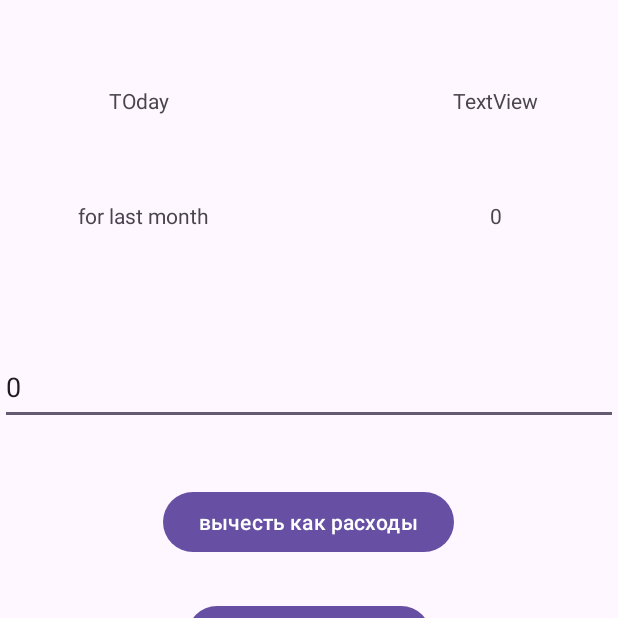
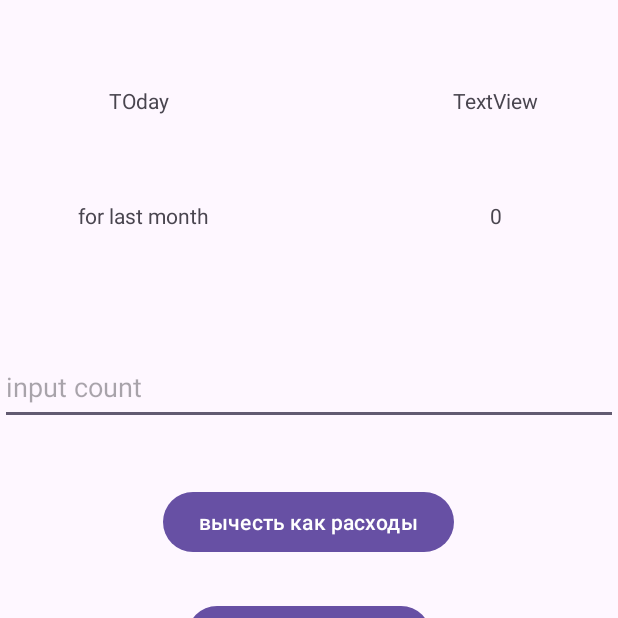
Before and after one commit to Sutemi67/Kotlin_MoneyEverydayXML_app, an Android app: the screen it shows after launch (MainActivity), after a tap on "вычесть как расходы", on a phone screen of 412 x 824 dp, the top half of it. Run offline under Robolectric (Android 15) with nearby library versions, the phone set to English and light mode, and no system bars; 2 statements that could not run were skipped.

Commit message:
working date

```diff
--- a/app/build.gradle.kts
+++ b/app/build.gradle.kts
@@ -47,6 +47,7 @@ dependencies {
     implementation(libs.androidx.constraintlayout)
     implementation(libs.androidx.navigation.fragment.ktx)
     implementation(libs.androidx.navigation.ui.ktx)
+    implementation(libs.protolite.well.known.types)
     testImplementation(libs.junit)
     androidTestImplementation(libs.androidx.junit)
     androidTestImplementation(libs.androidx.espresso.core)
--- a/app/src/main/java/com/example/moneyeverydayxml/MainActivity.kt
+++ b/app/src/main/java/com/example/moneyeverydayxml/MainActivity.kt
@@ -1,11 +1,15 @@
 package com.example.moneyeverydayxml
 
 import android.content.Intent
+import android.icu.text.SimpleDateFormat
+import android.icu.util.Calendar
+import android.os.Build
 import android.os.Bundle
 import android.widget.Button
 import android.widget.EditText
 import android.widget.TextView
 import androidx.activity.enableEdgeToEdge
+import androidx.annotation.RequiresApi
 import androidx.appcompat.app.AppCompatActivity
 import androidx.core.view.ViewCompat
 import androidx.core.view.WindowInsetsCompat
@@ -13,13 +17,18 @@ import com.example.moneyeverydayxml.history.HistoryActivity
 import com.example.moneyeverydayxml.history.Savings
 import com.example.moneyeverydayxml.history.readSavingsBySharedPref
 import com.example.moneyeverydayxml.history.saveSavingsBySharedPref
+import com.google.type.Date
+import java.time.LocalTime
+import java.time.format.DateTimeFormatter
 
 const val MONTH_SUMMARY_PREF_KEY = "month_summ_key"
 const val SAVINGS_CLASS_SAVE_KEY = "savings_save_key"
 var lastInput: Int = 0
+var savings = Savings()
 
-//var date:Date = TODO()
-var savings = Savings()
+//val current = Calendar.getInstance().timeInMillis
+//val formatter = SimpleDateFormat("dd MMMM yyyy")
+//val daysPass = ((current - setDateOfClear.value) / (1000 * 60 * 60 * 24)) + 1
 
 class MainActivity : AppCompatActivity() {
 
@@ -57,9 +66,7 @@ class MainActivity : AppCompatActivity() {
             monthSummary.text = sumCalculate.toString()
             lastInput = inputToInt
             savings.saveOperation()
-            sharedPrefSum.edit()
-                .putInt(MONTH_SUMMARY_PREF_KEY, sumCalculate)
-                .apply()
+            sharedPrefSum.edit().putInt(MONTH_SUMMARY_PREF_KEY, sumCalculate).apply()
             saveSavingsBySharedPref(savings, sharedPrefSavings)
             inputField.setText("")
         }
@@ -67,19 +74,15 @@ class MainActivity : AppCompatActivity() {
             val inputToInt = inputField.text.toString().toInt()
             sumCalculate -= inputToInt
             monthSummary.text = sumCalculate.toString()
-            lastInput = inputToInt
+            lastInput = -inputToInt
             savings.saveOperation()
-            sharedPrefSum.edit()
-                .putInt(MONTH_SUMMARY_PREF_KEY, sumCalculate)
-                .apply()
-            inputField.setText("0")
+            sharedPrefSum.edit().putInt(MONTH_SUMMARY_PREF_KEY, sumCalculate).apply()
+            inputField.setText("")
         }
         clearButton.setOnClickListener {
             sumCalculate = 0
             monthSummary.text = "0"
-            sharedPrefSum.edit()
-                .putInt(MONTH_SUMMARY_PREF_KEY, sumCalculate)
-                .apply()
+            sharedPrefSum.edit().putInt(MONTH_SUMMARY_PREF_KEY, sumCalculate).apply()
         }
         historyButton.setOnClickListener {
             startActivity(Intent(this, HistoryActivity::class.java))
--- a/app/src/main/java/com/example/moneyeverydayxml/history/HistorySavingsLogic.kt
+++ b/app/src/main/java/com/example/moneyeverydayxml/history/HistorySavingsLogic.kt
@@ -1,15 +1,21 @@
 package com.example.moneyeverydayxml.history
 
 import android.content.SharedPreferences
+import android.icu.util.Calendar
+import android.os.Build
+import androidx.annotation.RequiresApi
 import com.example.moneyeverydayxml.SAVINGS_CLASS_SAVE_KEY
 import com.example.moneyeverydayxml.lastInput
 import com.google.gson.Gson
+import java.util.Date
 
 class Savings {
-    var operationsDates = mutableListOf(5, 5, 5, 5, 5)
+    var operationsDates = mutableListOf("", "", "", "", "")
+    var operationsCounts = mutableListOf("", "", "", "", "")
 
     fun saveOperation() {
-        operationsDates.add(0, lastInput)
+        operationsDates.add(0, Date(Calendar.getInstance().timeInMillis).toString())
+        operationsCounts.add(0, lastInput.toString())
     }
 }
 
--- a/app/src/main/res/layout/activity_history.xml
+++ b/app/src/main/res/layout/activity_history.xml
@@ -84,6 +84,7 @@
             android:orientation="horizontal">
 
         <TextView
+            android:id="@+id/date4"
             android:layout_width="0dp"
             android:layout_height="wrap_content"
             android:layout_weight="2"
@@ -91,10 +92,11 @@
             tools:text="дата последней операции" />
 
         <TextView
+            android:id="@+id/count4"
             android:layout_width="0dp"
-                android:gravity="center"
             android:layout_height="wrap_content"
             android:layout_weight="1"
+            android:gravity="center"
             tools:text="234" />
         </LinearLayout>
 
@@ -104,6 +106,7 @@
             android:orientation="horizontal">
 
             <TextView
+                android:id="@+id/date5"
                 android:layout_width="0dp"
                 android:layout_height="wrap_content"
                 android:layout_weight="2"
@@ -112,6 +115,7 @@
                 tools:text="дата последней операции" />
 
             <TextView
+                android:id="@+id/count5"
                 android:layout_width="0dp"
                 android:layout_height="wrap_content"
                 android:layout_weight="1"
--- a/gradle/libs.versions.toml
+++ b/gradle/libs.versions.toml
@@ -12,6 +12,7 @@ activity = "1.9.0"
 constraintlayout = "2.1.4"
 navigationFragmentKtx = "2.6.0"
 navigationUiKtx = "2.6.0"
+protoliteWellKnownTypes = "18.0.0"
 
 [libraries]
 androidx-core-ktx = { group = "androidx.core", name = "core-ktx", version.ref = "coreKtx" }
@@ -25,6 +26,7 @@ androidx-activity = { group = "androidx.activity", name = "activity", version.re
 androidx-constraintlayout = { group = "androidx.constraintlayout", name = "constraintlayout", version.ref = "constraintlayout" }
 androidx-navigation-fragment-ktx = { group = "androidx.navigation", name = "navigation-fragment-ktx", version.ref = "navigationFragmentKtx" }
 androidx-navigation-ui-ktx = { group = "androidx.navigation", name = "navigation-ui-ktx", version.ref = "navigationUiKtx" }
+protolite-well-known-types = { group = "com.google.firebase", name = "protolite-well-known-types", version.ref = "protoliteWellKnownTypes" }
 
 [plugins]
 android-application = { id = "com.android.application", version.ref = "agp" }
```
Also changed, not shown: app/src/main/java/com/example/moneyeverydayxml/history/HistoryActivity.kt (+11 -4 lines). Lines whose indentation alone changed are shown as unchanged.
